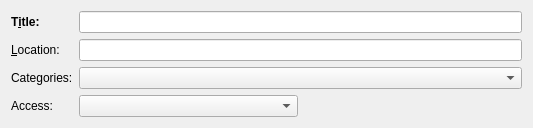
chusopr/kdepim-ktimetracker-akonadi, file incidenceeditors/incidenceeditor-ng/iegeneralmobile.ui: the form before one commit.
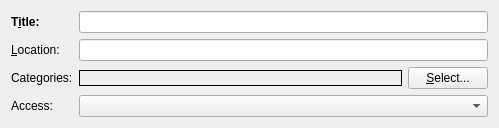
The form after the commit. Custom widgets are drawn as their Qt base class.

Commit message:
Use a dialog for category selection on mobile.
I removed the edit and clear buttons for the mobile variabt of the dialog
as these take to much space. Another hack added is using a cancel button
only so that this gets hidden on maemo.

What changed in the file:
```diff
--- a/incidenceeditors/incidenceeditor-ng/iegeneralmobile.ui
+++ b/incidenceeditors/incidenceeditor-ng/iegeneralmobile.ui
@@ -6,8 +6,8 @@
    <rect>
     <x>0</x>
     <y>0</y>
-    <width>533</width>
-    <height>120</height>
+    <width>499</width>
+    <height>119</height>
    </rect>
   </property>
   <property name="windowTitle">
@@ -103,11 +103,43 @@
      </property>
     </widget>
    </item>
-   <item row="2" column="1" colspan="2">
-    <widget class="KPIM::KCheckComboBox" name="mCategoryCombo"/>
+   <item row="2" column="1">
+    <widget class="KSqueezedTextLabel" name="mCategoriesLabel">
+     <property name="sizePolicy">
+      <sizepolicy hsizetype="Expanding" vsizetype="Fixed">
+       <horstretch>0</horstretch>
+       <verstretch>0</verstretch>
+      </sizepolicy>
+     </property>
+     <property name="toolTip">
+      <string extracomment="@info:tooltip">Set the categories</string>
+     </property>
+     <property name="whatsThis">
+      <string comment="@info:whatsthis">Allows you to select the categories that this event or to-do belongs to.</string>
+     </property>
+     <property name="frameShape">
+      <enum>QFrame::Panel</enum>
+     </property>
+     <property name="buddy">
+      <cstring>mSelectCategoriesButton</cstring>
+     </property>
+    </widget>
+   </item>
+   <item row="2" column="2">
+    <widget class="QPushButton" name="mSelectCategoriesButton">
+     <property name="text">
+      <string>&amp;Select...</string>
+     </property>
+    </widget>
    </item>
    <item row="3" column="0">
     <widget class="QLabel" name="label_3">
+     <property name="sizePolicy">
+      <sizepolicy hsizetype="Fixed" vsizetype="Preferred">
+       <horstretch>0</horstretch>
+       <verstretch>0</verstretch>
+      </sizepolicy>
+     </property>
      <property name="toolTip">
       <string extracomment="@info:tooltip">Set the secrecy level</string>
      </property>
@@ -117,16 +149,13 @@
      <property name="text">
       <string>Access:</string>
      </property>
+     <property name="alignment">
+      <set>Qt::AlignRight|Qt::AlignTrailing|Qt::AlignVCenter</set>
+     </property>
     </widget>
    </item>
-   <item row="3" column="1">
+   <item row="3" column="1" colspan="2">
     <widget class="QComboBox" name="mSecrecyCombo">
-     <property name="sizePolicy">
-      <sizepolicy hsizetype="Minimum" vsizetype="Fixed">
-       <horstretch>0</horstretch>
-       <verstretch>0</verstretch>
-      </sizepolicy>
-     </property>
      <property name="toolTip">
       <string extracomment="@info:tooltip">Set the secrecy level</string>
      </property>
@@ -139,20 +168,15 @@
  </widget>
  <customwidgets>
   <customwidget>
-   <class>KPIM::KCheckComboBox</class>
-   <extends>KComboBox</extends>
-   <header>libkdepim/kcheckcombobox.h</header>
+   <class>KSqueezedTextLabel</class>
+   <extends>QLabel</extends>
+   <header>ksqueezedtextlabel.h</header>
   </customwidget>
   <customwidget>
    <class>KLineEdit</class>
    <extends>QLineEdit</extends>
    <header>klineedit.h</header>
   </customwidget>
-  <customwidget>
-   <class>KComboBox</class>
-   <extends>QComboBox</extends>
-   <header>kcombobox.h</header>
-  </customwidget>
  </customwidgets>
  <resources/>
  <connections/>
```
Left out of the diff: 5 changed lines with no effect on the pictures. The commit also changes 5 other files.
